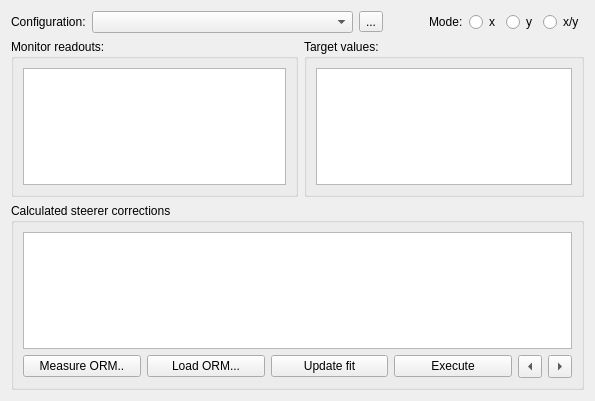
Before: the Qt Designer form src/madgui/online/mor_dialog.ui in hibtc/madgui, drawn with Qt 5.
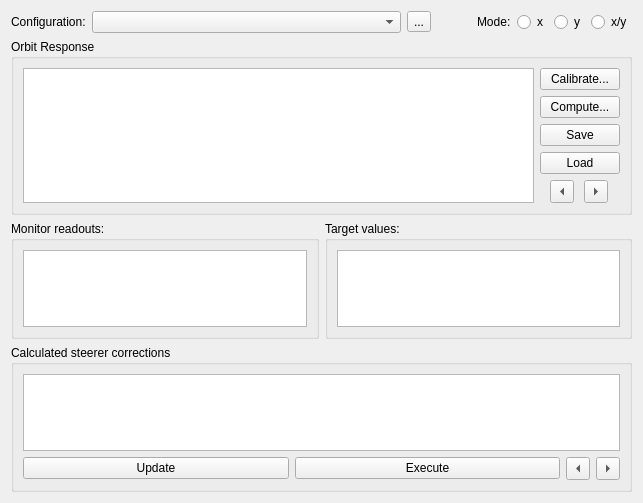
After: the same form once the commit is applied. Custom widgets are drawn as their Qt base class.

Commit message: Add second dialog for the measuring procedure

```diff
--- a/src/madgui/online/mor_dialog.ui
+++ b/src/madgui/online/mor_dialog.ui
@@ -6,27 +6,15 @@
    <rect>
     <x>0</x>
     <y>0</y>
-    <width>595</width>
-    <height>401</height>
+    <width>643</width>
+    <height>503</height>
    </rect>
   </property>
   <property name="windowTitle">
    <string>Measured Orbit Response method</string>
   </property>
-  <layout class="QGridLayout" columnstretch="1,0">
-   <item row="1" column="1">
-    <widget class="QGroupBox" name="groupBox">
-     <property name="title">
-      <string>Target values:</string>
-     </property>
-     <layout class="QVBoxLayout">
-      <item>
-       <widget class="TableView" name="tab_targets"/>
-      </item>
-     </layout>
-    </widget>
-   </item>
-   <item row="2" column="0" colspan="2">
+  <layout class="QGridLayout" columnstretch="1,1">
+   <item row="3" column="0" colspan="2">
     <widget class="QGroupBox" name="groupBox">
      <property name="title">
       <string>Calculated steerer corrections</string>
@@ -41,24 +29,10 @@
       </item>
       <item>
        <layout class="QHBoxLayout">
-        <item>
-         <widget class="QPushButton" name="btn_measure">
-          <property name="text">
-           <string>Measure ORM..</string>
-          </property>
-         </widget>
-        </item>
-        <item>
-         <widget class="QPushButton" name="btn_load">
-          <property name="text">
-           <string>Load ORM...</string>
-          </property>
-         </widget>
-        </item>
         <item>
          <widget class="QPushButton" name="btn_fit">
           <property name="text">
-           <string>Update fit</string>
+           <string>Update</string>
           </property>
          </widget>
         </item>
@@ -172,7 +146,7 @@
      </item>
     </layout>
    </item>
-   <item row="1" column="0">
+   <item row="2" column="0">
     <widget class="QGroupBox" name="groupBox">
      <property name="title">
       <string>Monitor readouts:</string>
@@ -184,6 +158,93 @@
      </layout>
     </widget>
    </item>
+   <item row="2" column="1">
+    <widget class="QGroupBox" name="groupBox">
+     <property name="title">
+      <string>Target values:</string>
+     </property>
+     <layout class="QVBoxLayout">
+      <item>
+       <widget class="TableView" name="tab_targets"/>
+      </item>
+     </layout>
+    </widget>
+   </item>
+   <item row="1" column="0" colspan="2">
+    <widget class="QGroupBox" name="groupBox_2">
+     <property name="title">
+      <string>Orbit Response</string>
+     </property>
+     <layout class="QHBoxLayout" name="horizontalLayout">
+      <item>
+       <layout class="QGridLayout" name="gridLayout_2">
+        <item row="1" column="0">
+         <widget class="TableView" name="tableView"/>
+        </item>
+        <item row="1" column="1">
+         <layout class="QVBoxLayout" name="verticalLayout">
+          <item>
+           <widget class="QPushButton" name="btn_measure">
+            <property name="text">
+             <string>Calibrate...</string>
+            </property>
+           </widget>
+          </item>
+          <item>
+           <widget class="QPushButton" name="btn_reset_sectormap">
+            <property name="text">
+             <string>Compute...</string>
+            </property>
+           </widget>
+          </item>
+          <item>
+           <widget class="QPushButton" name="btn_save">
+            <property name="text">
+             <string>Save</string>
+            </property>
+           </widget>
+          </item>
+          <item>
+           <widget class="QPushButton" name="btn_load">
+            <property name="text">
+             <string>Load</string>
+            </property>
+           </widget>
+          </item>
+          <item>
+           <layout class="QHBoxLayout" name="horizontalLayout_2">
+            <property name="spacing">
+             <number>0</number>
+            </property>
+            <item>
+             <widget class="QToolButton" name="btn_prev_orm">
+              <property name="text">
+               <string>...</string>
+              </property>
+              <property name="arrowType">
+               <enum>Qt::LeftArrow</enum>
+              </property>
+             </widget>
+            </item>
+            <item>
+             <widget class="QToolButton" name="btn_next_orm">
+              <property name="text">
+               <string>...</string>
+              </property>
+              <property name="arrowType">
+               <enum>Qt::RightArrow</enum>
+              </property>
+             </widget>
+            </item>
+           </layout>
+          </item>
+         </layout>
+        </item>
+       </layout>
+      </item>
+     </layout>
+    </widget>
+   </item>
   </layout>
  </widget>
  <customwidgets>
```
The commit also changes 2 other files.
